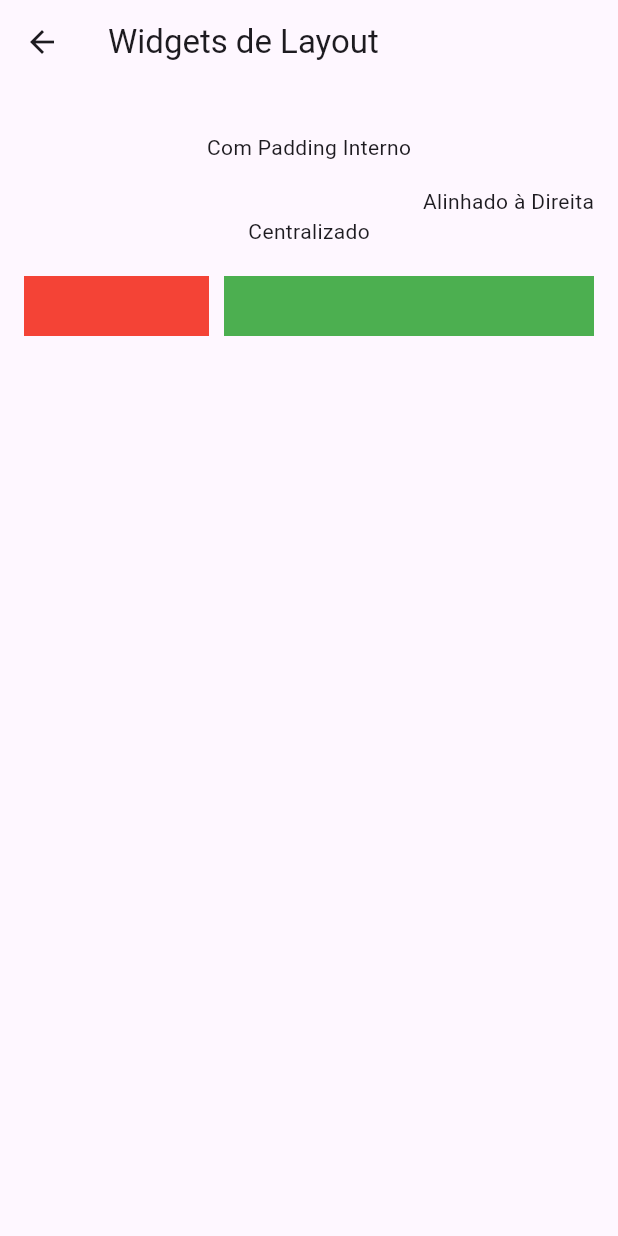
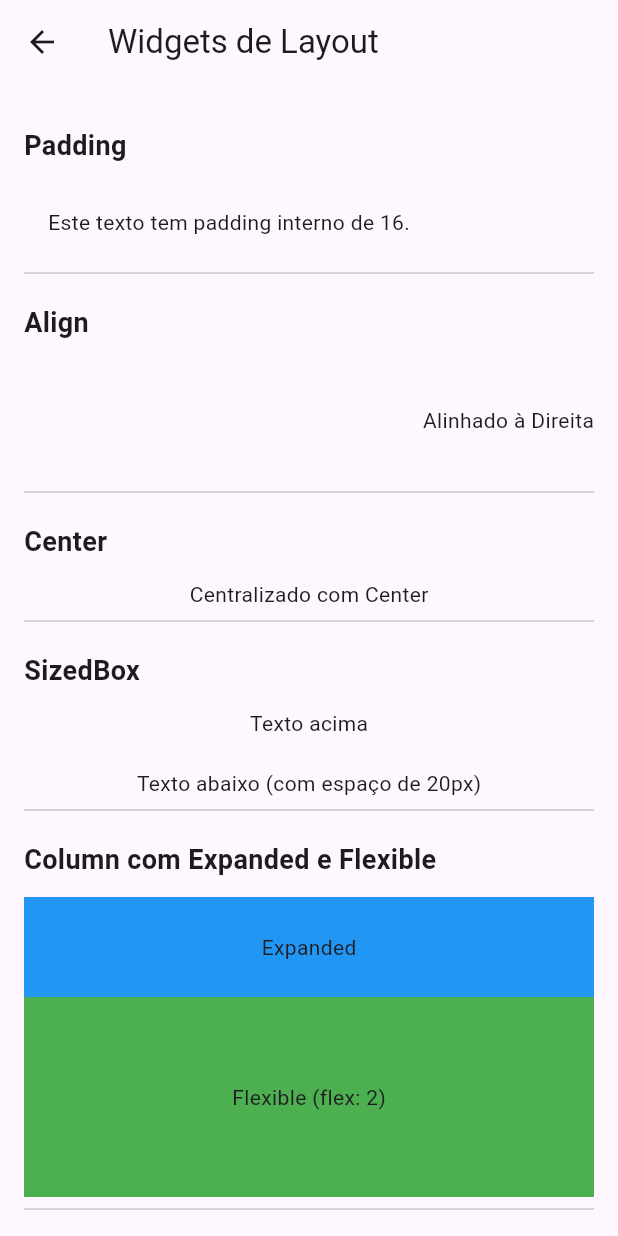
Before and after one commit to pri-branbilla/flutter-primeiro-app-demo, a Flutter app: the screen it shows after launch, after a tap on "Widgets de Layout", on a phone screen of 412 x 824 dp. Run offline on Flutter 3.47's test engine with Material 3 defaults, Android fonts, the phone set to English and light mode, and no system bars; network calls fail.

Commit message:
adiciona mais exemplos

```diff
--- a/lib/main.dart
+++ b/lib/main.dart
@@ -1,8 +1,8 @@
+import 'package:alura_projeto_inicial/screens/ciclo_stateful_parent.dart';
 import 'package:flutter/material.dart';
 import 'screens/widgets_conteudo.dart';
 import 'screens/widgets_layout.dart';
 import 'screens/contador.dart';
-import 'screens/ciclo_stateful.dart';
 
 void main() => runApp(MyApp());
 
@@ -40,12 +40,12 @@
               destino: WidgetsLayout(),
             ),
             BotaoNavegacao(
+              titulo: 'Ciclo de Vida do StatefulWidget',
+              destino: CicloStatefulParent(),
+            ),
+            BotaoNavegacao(
               titulo: 'Mudança de Estado - Contador',
               destino: ContadorPage(),
-            ),
-            BotaoNavegacao(
-              titulo: 'Ciclo de Vida do StatefulWidget',
-              destino: CicloStateful(),
             ),
           ],
         ),
--- a/lib/screens/contador.dart
+++ b/lib/screens/contador.dart
@@ -9,6 +9,7 @@ class ContadorPage extends StatefulWidget {
 
 class _ContadorPageState extends State<ContadorPage> {
   int contador = 0;
+  List<int> valores = [2, 3, 4, 6];
 
   void _incrementar() {
     setState(() {
@@ -26,10 +27,7 @@ class _ContadorPageState extends State<ContadorPage> {
           children: [
             Text('Você clicou $contador vezes', style: TextStyle(fontSize: 18)),
             SizedBox(height: 20),
-            ElevatedButton(
-              onPressed: _incrementar,
-              child: Text('Clique aqui'),
-            ),
+            ElevatedButton(onPressed: _incrementar, child: Text('Clique aqui')),
           ],
         ),
       ),
--- a/lib/screens/widgets_layout.dart
+++ b/lib/screens/widgets_layout.dart
@@ -7,32 +7,97 @@ class WidgetsLayout extends StatelessWidget {
   Widget build(BuildContext context) {
     return Scaffold(
       appBar: AppBar(title: Text('Widgets de Layout')),
-      body: Padding(
+      body: ListView(
         padding: const EdgeInsets.all(16),
-        child: Column(
         children: [
+          SecaoTitulo('Padding'),
           Padding(
             padding: EdgeInsets.all(16),
-              child: Text('Com Padding Interno'),
+            child: Text('Este texto tem padding interno de 16.'),
           ),
-            Align(
+
+          Divider(),
+
+          SecaoTitulo('Align'),
+          SizedBox(
+            height: 80,
+            child: Align(
             alignment: Alignment.centerRight,
             child: Text('Alinhado à Direita'),
           ),
-            Center(child: Text('Centralizado')),
+          ),
+
+
+          Divider(),
+
+          SecaoTitulo('Center'),
+          Center(
+            child: Text('Centralizado com Center'),
+          ),
+
+          Divider(),
+
+          SecaoTitulo('SizedBox'),
+          Column(
+            children: [
+              Text('Texto acima'),
               SizedBox(height: 20),
+              Text('Texto abaixo (com espaço de 20px)'),
+            ],
+          ),
+
+          Divider(),
+
+          SecaoTitulo('Column com Expanded e Flexible'),
+          Container(
+            height: 200,
+            color: Colors.grey[300],
+            child: Column(
+              children: [
+                Expanded(
+                  child: Container(color: Colors.blue, child: Center(child: Text('Expanded'))),
+                ),
+                Flexible(
+                  flex: 2,
+                  child: Container(color: Colors.green, child: Center(child: Text('Flexible (flex: 2)'))),
+                ),
+              ],
+            ),
+          ),
+
+          Divider(),
+
+          SecaoTitulo('Row com Expanded e Flexible'),
           Row(
             children: [
-                Expanded(child: Container(height: 40, color: Colors.red)),
-                SizedBox(width: 10),
+              Expanded(
+                flex: 2,
+                child: Container(height: 40, color: Colors.red),
+              ),
               Flexible(
-                  flex: 2,
+                flex: 1,
                 child: Container(height: 40, color: Colors.green),
               ),
             ],
           ),
         ],
       ),
+    );
+  }
+}
+
+class SecaoTitulo extends StatelessWidget {
+  final String titulo;
+
+  const SecaoTitulo(this.titulo, {super.key});
+
+  @override
+  Widget build(BuildContext context) {
+    return Padding(
+      padding: const EdgeInsets.symmetric(vertical: 12),
+      child: Text(
+        titulo,
+        style: TextStyle(fontSize: 18, fontWeight: FontWeight.w600),
       ),
     );
   }
```
Also changed, not shown: lib/screens/ciclo_stateful.dart (+11 -8 lines), lib/screens/ciclo_stateful_parent.dart (added, +41 -0 lines), lib/screens/widgets_conteudo.dart (+41 -11 lines). Lines whose indentation alone changed are shown as unchanged.
